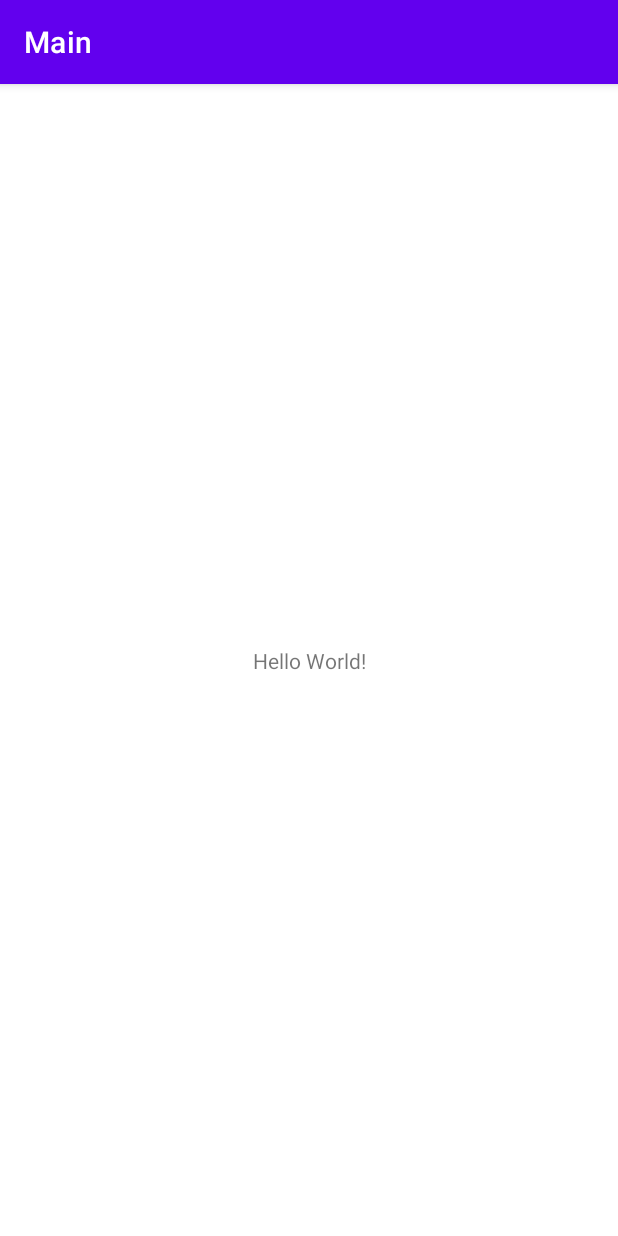
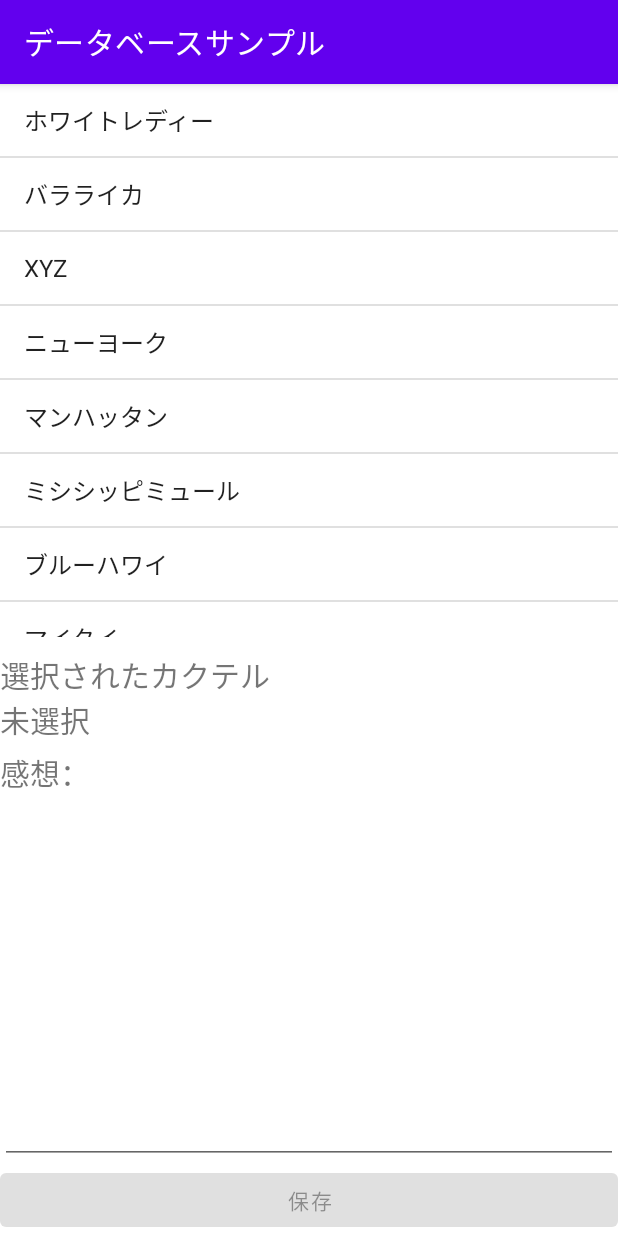
Before and after one commit to mutoxu-N/AndroidPractice, an Android app: the screen it shows after launch (MainActivity), on a phone screen of 412 x 824 dp. Run offline under Robolectric (Android 15) with nearby library versions, the phone set to English and light mode, and no system bars.

Commit message:
lesson10

```diff
--- /dev/null
+++ b/app/src/main/java/com/github/main/DatabaseHelper.kt
@@ -0,0 +1,28 @@
+package com.github.main
+
+import android.content.Context
+import android.database.sqlite.SQLiteDatabase
+import android.database.sqlite.SQLiteOpenHelper
+import java.lang.StringBuilder
+
+class DatabaseHelper(context: Context): SQLiteOpenHelper(context, DATABASE_NAME, null, DATABASE_VERSION) {
+
+    companion object {
+        private const val DATABASE_NAME = "cocktailmemo.db"
+        private const val DATABASE_VERSION = 1
+    }
+
+    override fun onCreate(db: SQLiteDatabase) {
+        val sb = StringBuilder()
+        sb.append("CREATE TABLE cocktailmemos (")
+        sb.append("_id INTEGER PRIMARY KEY,")
+        sb.append("name TEXT,")
+        sb.append("note TEXT")
+        sb.append(");")
+        val sql = sb.toString()
+
+        db.execSQL(sql)
+    }
+
+    override fun onUpgrade(db: SQLiteDatabase, oldVersion: Int, newVersion: Int) {}
+}
--- a/app/src/main/res/layout/activity_main.xml
+++ b/app/src/main/res/layout/activity_main.xml
@@ -1,18 +1,53 @@
 <?xml version="1.0" encoding="utf-8"?>
-<androidx.constraintlayout.widget.ConstraintLayout xmlns:android="http://schemas.android.com/apk/res/android"
-    xmlns:app="http://schemas.android.com/apk/res-auto"
-    xmlns:tools="http://schemas.android.com/tools"
+<LinearLayout
+    xmlns:android="http://schemas.android.com/apk/res/android"
     android:layout_width="match_parent"
     android:layout_height="match_parent"
-    tools:context=".MainActivity">
+    android:orientation="vertical" >
+
+    <ListView
+        android:id="@+id/lvCocktail"
+        android:layout_width="match_parent"
+        android:layout_height="0dp"
+        android:layout_marginBottom="10dp"
+        android:layout_weight="0.6"
+        android:entries="@array/lv_cocktaillist" />
 
     <TextView
         android:layout_width="wrap_content"
         android:layout_height="wrap_content"
-        android:text="Hello World!"
-        app:layout_constraintBottom_toBottomOf="parent"
-        app:layout_constraintEnd_toEndOf="parent"
-        app:layout_constraintStart_toStartOf="parent"
-        app:layout_constraintTop_toTopOf="parent" />
+        android:text="@string/tv_lb_name"
+        android:textSize="20sp" />
 
-</androidx.constraintlayout.widget.ConstraintLayout>
+    <TextView
+        android:id="@+id/tvCocktailName"
+        android:layout_width="wrap_content"
+        android:layout_height="wrap_content"
+        android:text="@string/tv_name"
+        android:textSize="20sp" />
+
+    <TextView
+        android:layout_width="wrap_content"
+        android:layout_height="wrap_content"
+        android:layout_marginTop="5dp"
+        android:text="@string/tv_lb_note"
+        android:textSize="20sp" />
+
+    <EditText
+        android:id="@+id/etNote"
+        android:layout_width="match_parent"
+        android:layout_height="0dp"
+        android:layout_weight="0.4"
+        android:gravity="top"
+        android:inputType="textMultiLine" />
+
+    <Button
+        android:id="@+id/btnSave"
+        android:layout_width="match_parent"
+        android:layout_height="wrap_content"
+        android:enabled="false"
+        android:onClick="onSaveButtonClick"
+        android:text="@string/btn_save" />
+
+
+</LinearLayout>
--- a/app/src/main/res/values/strings.xml
+++ b/app/src/main/res/values/strings.xml
@@ -1,3 +1,18 @@
 <resources>
-    <string name="app_name">Main</string>
+    <string name="app_name">データベースサンプル</string>
+    <string-array name="lv_cocktaillist">
+        <item>ホワイトレディー</item>
+        <item>バラライカ</item>
+        <item>XYZ</item>
+        <item>ニューヨーク</item>
+        <item>マンハッタン</item>
+        <item>ミシシッピミュール</item>
+        <item>ブルーハワイ</item>
+        <item>マイタイ</item>
+        <item>マティーニ</item>
+    </string-array>
+    <string name="tv_lb_name">選択されたカクテル</string>
+    <string name="tv_name">未選択</string>
+    <string name="tv_lb_note">感想：</string>
+    <string name="btn_save">保存</string>
 </resources>
```
Also changed, not shown: app/src/main/java/com/github/main/MainActivity.kt (+63 -0 lines).
